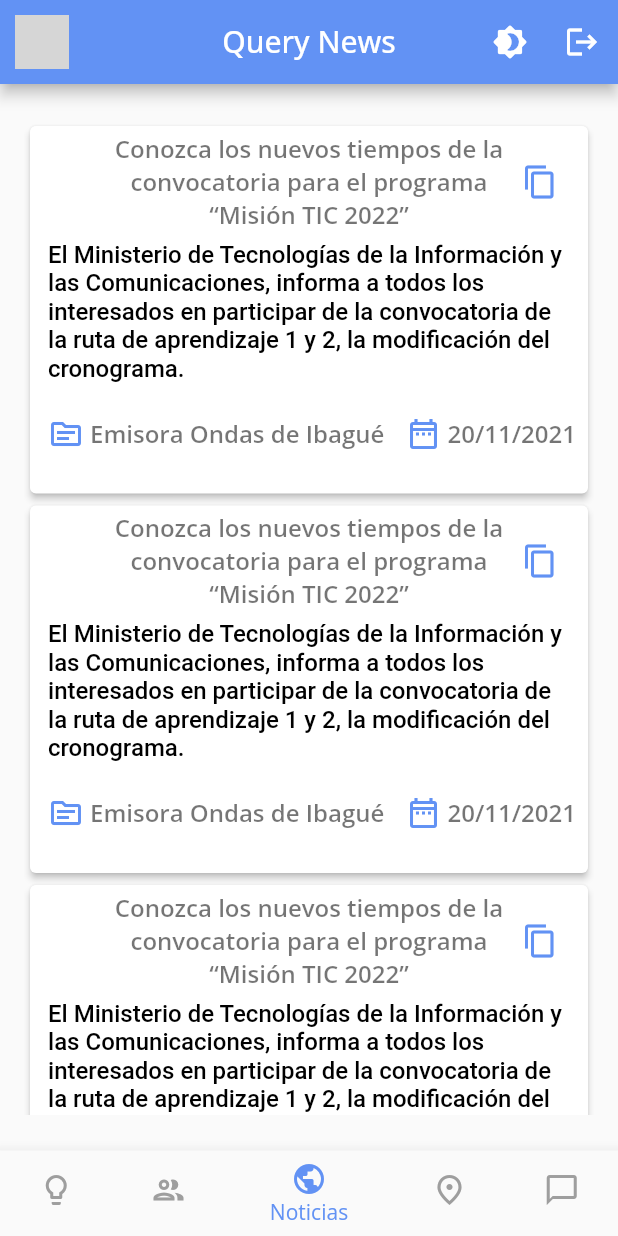
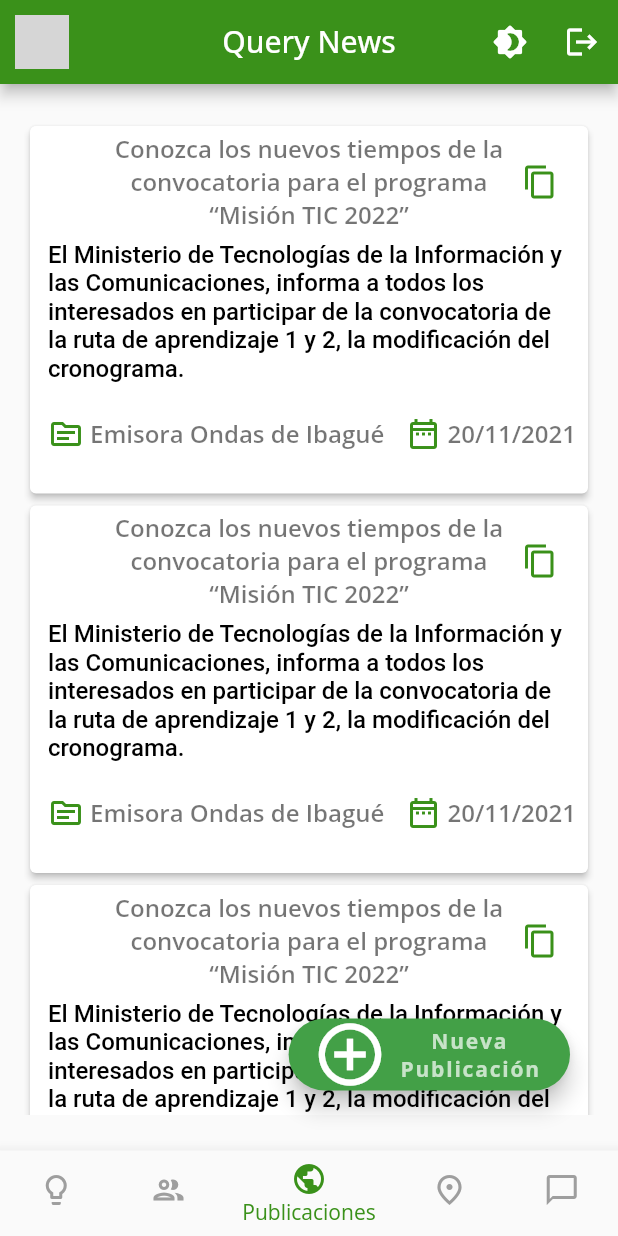
Before and after one commit to davidmantilla12/ciclo4_app_periodistas, a Flutter app: the ContentPage screen opened by its route, item 3 of the bottom bar chosen, on a phone screen of 412 x 824 dp. Run offline on Flutter 3.47's test engine with Material 2 defaults, Android fonts, the phone set to English and light mode, and no system bars; our stand-ins replace get, google_fonts; network calls fail; grey boxes are pictures that could not be loaded.

Commit message:
look and feeling have been changed
App colors, main icon and app name have been upgraded, also, new post button icon was added

```diff
--- a/lib/ui/pages/content/content_page.dart
+++ b/lib/ui/pages/content/content_page.dart
@@ -1,7 +1,7 @@
 import 'package:flutter/material.dart';
 import 'package:get/route_manager.dart';
 import 'package:red_periodistas/ui/pages/content/location/location_screen.dart';
-import 'package:red_periodistas/ui/pages/content/public_offers/public_offers_screen.dart';
+import 'package:red_periodistas/ui/pages/content/publications/publication_screen.dart';
 import 'package:red_periodistas/ui/pages/content/states/states_screen.dart';
 import 'package:red_periodistas/ui/pages/content/chats/chats_screen.dart';
 import 'package:red_periodistas/ui/pages/content/users_offers/users_offers_screen.dart';
@@ -76,7 +76,7 @@ class _State extends State<ContentPage> {
           ),
           BottomNavigationBarItem(
             icon: Icon(Icons.public_outlined),
-            label: 'Noticias',
+            label: 'Publicaciones',
           ),
           BottomNavigationBarItem(
             icon: Icon(Icons.place_outlined),
--- a/lib/ui/pages/content/public_offers/public_offers_screen.dart
+++ /dev/null
@@ -1,35 +0,0 @@
-import 'package:flutter/material.dart';
-import 'widgets/offer_card.dart';
-
-class PublicOffersScreen extends StatefulWidget {
-  // PublicOffersScreen empty constructor
-  const PublicOffersScreen({Key? key}) : super(key: key);
-
-  @override
-  _State createState() => _State();
-}
-
-class _State extends State<PublicOffersScreen> {
-  final items = List<String>.generate(20, (i) => "Item $i");
-
-  @override
-  Widget build(BuildContext context) {
-    return ListView.builder(
-      itemCount: items.length,
-      itemBuilder: (context, index) {
-        return OfferCard(
-          title:
-              'Conozca los nuevos tiempos de la convocatoria para el programa “Misión TIC 2022”',
-          content:
-              'El Ministerio de Tecnologías de la Información y las Comunicaciones, informa a todos los interesados en participar de la convocatoria de la ruta de aprendizaje 1 y 2, la modificación del cronograma.',
-          source: 'Emisora Ondas de Ibagué',
-          fecha: "20/11/2021",
-          enlace:
-              "http://www.ondasdeibague.com/noticias/nacionales/40422-conozca-los-nuevos-tiempos-de-la-convocatoria-para-el-programa-mision-tic-2022",
-          onCopy: () => {},
-          onApply: () => {},
-        );
-      },
-    );
-  }
-}
--- a/lib/ui/pages/content/public_offers/widgets/offer_card.dart
+++ /dev/null
@@ -1,88 +0,0 @@
-import 'package:flutter/material.dart';
-import 'package:flutter/services.dart';
-import 'package:get/get.dart';
-import 'package:red_periodistas/ui/widgets/card.dart';
-
-class OfferCard extends StatelessWidget {
-  final String title, content, source, fecha, enlace;
-  final VoidCallback onCopy, onApply;
-
-  // OfferCard constructor
-  const OfferCard(
-      {Key? key,
-      required this.title,
-      required this.content,
-      required this.source,
-      required this.fecha,
-      required this.enlace,
-      required this.onCopy,
-      required this.onApply})
-      : super(key: key);
-
-  // We create a Stateless widget that contais an AppCard,
-  // Passing all the customizable views as parameters
-  @override
-  Widget build(BuildContext context) {
-    Color primaryColor = Theme.of(context).colorScheme.primary;
-    return AppCard(
-      title: title,
-      content: Text(
-        content,
-        style: Theme.of(context).textTheme.bodyText1,
-      ),
-      // topRightWidget widget as an IconButton
-      topRightWidget: IconButton(
-        icon: Icon(
-          Icons.copy_outlined,
-          color: primaryColor,
-        ),
-        onPressed: () {
-          Clipboard.setData(ClipboardData(text: enlace));
-          Get.showSnackbar(
-            GetBar(
-              message: "Se ha copiado el enlace de la noticia al portapapeles.",
-              duration: const Duration(seconds: 2),
-            ),
-          );
-        },
-      ),
-      // extraContent widget as a column that contains more details about the offer
-      // and an extra action (onApply)
-      extraContent: Column(
-        crossAxisAlignment: CrossAxisAlignment.stretch,
-        children: [
-          Row(
-            children: [
-              Padding(
-                padding: const EdgeInsets.all(4.0),
-                child: Icon(
-                  Icons.source_outlined,
-                  color: primaryColor,
-                ),
-              ),
-              Text(
-                source,
-                style: Theme.of(context).textTheme.caption,
-              ),
-              const Spacer(),
-              Padding(
-                padding: const EdgeInsets.all(4.0),
-                child: Icon(
-                  Icons.date_range_outlined,
-                  color: primaryColor,
-                ),
-              ),
-              Text(
-                fecha,
-                style: Theme.of(context).textTheme.caption,
-              ),
-            ],
-          ),
-          const SizedBox(
-            height: 8.0,
-          ),
-        ],
-      ),
-    );
-  }
-}
--- /dev/null
+++ b/lib/ui/pages/content/publications/publication_screen.dart
@@ -0,0 +1,56 @@
+import 'package:flutter/material.dart';
+import 'package:red_periodistas/ui/pages/content/publications/widgets/post_card.dart';
+import 'package:red_periodistas/ui/theme/colors.dart';
+
+class PublicOffersScreen extends StatefulWidget {
+  // PublicOffersScreen empty constructor
+  const PublicOffersScreen({Key? key}) : super(key: key);
+
+  @override
+  _State createState() => _State();
+}
+
+class _State extends State<PublicOffersScreen> {
+  final items = List<String>.generate(20, (i) => "Item $i");
+
+  @override
+  Widget build(BuildContext context) {
+    return Scaffold(
+      body: ListView.builder(
+        itemCount: items.length,
+        itemBuilder: (context, index) {
+          return OfferCard(
+            title:
+                'Conozca los nuevos tiempos de la convocatoria para el programa “Misión TIC 2022”',
+            content:
+                'El Ministerio de Tecnologías de la Información y las Comunicaciones, informa a todos los interesados en participar de la convocatoria de la ruta de aprendizaje 1 y 2, la modificación del cronograma.',
+            source: 'Emisora Ondas de Ibagué',
+            fecha: "20/11/2021",
+            enlace:
+                "http://www.ondasdeibague.com/noticias/nacionales/40422-conozca-los-nuevos-tiempos-de-la-convocatoria-para-el-programa-mision-tic-2022",
+            onCopy: () => {},
+            onApply: () => {},
+          );
+        },
+      ),
+
+      floatingActionButton: FloatingActionButton.extended(
+        backgroundColor: Colors.green[600],
+        icon: const Icon(
+          Icons.add_circle_outline_sharp,
+          size: 50.0,
+          color: Colors.white,
+          ),
+
+        label: const Text('Nueva\nPublicación',
+            textAlign: TextAlign.center,
+            style: TextStyle(
+              fontWeight: FontWeight.bold,
+              color: Colors.white70,
+            ),
+          ),
+        onPressed: () {},)
+
+    );
+  }
+}
--- /dev/null
+++ b/lib/ui/pages/content/publications/widgets/post_card.dart
@@ -0,0 +1,88 @@
+import 'package:flutter/material.dart';
+import 'package:flutter/services.dart';
+import 'package:get/get.dart';
+import 'package:red_periodistas/ui/widgets/card.dart';
+
+class OfferCard extends StatelessWidget {
+  final String title, content, source, fecha, enlace;
+  final VoidCallback onCopy, onApply;
+
+  // OfferCard constructor
+  const OfferCard(
+      {Key? key,
+      required this.title,
+      required this.content,
+      required this.source,
+      required this.fecha,
+      required this.enlace,
+      required this.onCopy,
+      required this.onApply})
+      : super(key: key);
+
+  // We create a Stateless widget that contais an AppCard,
+  // Passing all the customizable views as parameters
+  @override
+  Widget build(BuildContext context) {
+    Color primaryColor = Theme.of(context).colorScheme.primary;
+    return AppCard(
+      title: title,
+      content: Text(
+        content,
+        style: Theme.of(context).textTheme.bodyText1,
+      ),
+      // topRightWidget widget as an IconButton
+      topRightWidget: IconButton(
+        icon: Icon(
+          Icons.copy_outlined,
+          color: primaryColor,
+        ),
+        onPressed: () {
+          Clipboard.setData(ClipboardData(text: enlace));
+          Get.showSnackbar(
+            GetBar(
+              message: "Se ha copiado el enlace de la noticia al portapapeles.",
+              duration: const Duration(seconds: 2),
+            ),
+          );
+        },
+      ),
+      // extraContent widget as a column that contains more details about the offer
+      // and an extra action (onApply)
+      extraContent: Column(
+        crossAxisAlignment: CrossAxisAlignment.stretch,
+        children: [
+          Row(
+            children: [
+              Padding(
+                padding: const EdgeInsets.all(4.0),
+                child: Icon(
+                  Icons.source_outlined,
+                  color: primaryColor,
+                ),
+              ),
+              Text(
+                source,
+                style: Theme.of(context).textTheme.caption,
+              ),
+              const Spacer(),
+              Padding(
+                padding: const EdgeInsets.all(4.0),
+                child: Icon(
+                  Icons.date_range_outlined,
+                  color: primaryColor,
+                ),
+              ),
+              Text(
+                fecha,
+                style: Theme.of(context).textTheme.caption,
+              ),
+            ],
+          ),
+          const SizedBox(
+            height: 8.0,
+          ),
+        ],
+      ),
+    );
+  }
+}
--- a/lib/ui/theme/colors.dart
+++ b/lib/ui/theme/colors.dart
@@ -2,9 +2,9 @@ import 'package:flutter/material.dart';
 
 class AppColors {
   // Static color constants
-  static const Color primaryColor = Color(0xff6292F4);
-  static const Color darkPrimaryColor = Color(0xff3366C6);
-  static const Color accentColor = Color(0xffe53766);
+  static const Color primaryColor = Color(0xff3a911a);
+  static const Color darkPrimaryColor = Color(0xff39a312);
+  static const Color accentColor = Color(0xff8a8a8a);
   static const Color textPrimaryColor = Color(0xFF212121);
   static const Color textSecondaryColor = Color(0xFF757575);
   static const Color accentColorDarkTheme = Color(0xFF9E9E9E);
```
Also changed, not shown: pubspec.yaml (+7 -0 lines), assets/icon.png (added), pubspec.lock, 29 other files.
